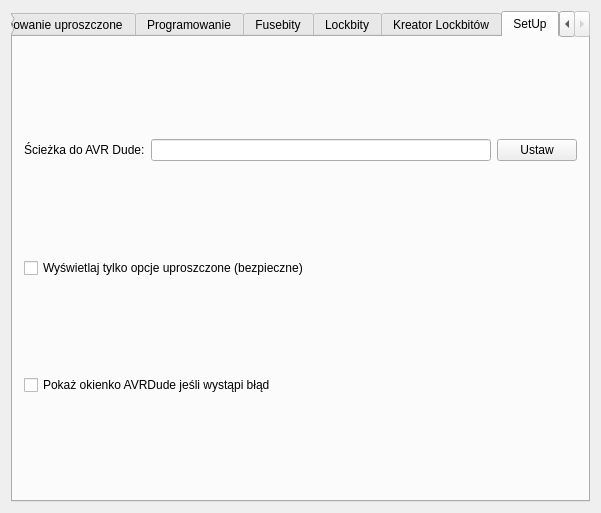
Qt form forms/maindialog.ui (ttomek32/tmfavrcalculator) before a commit.
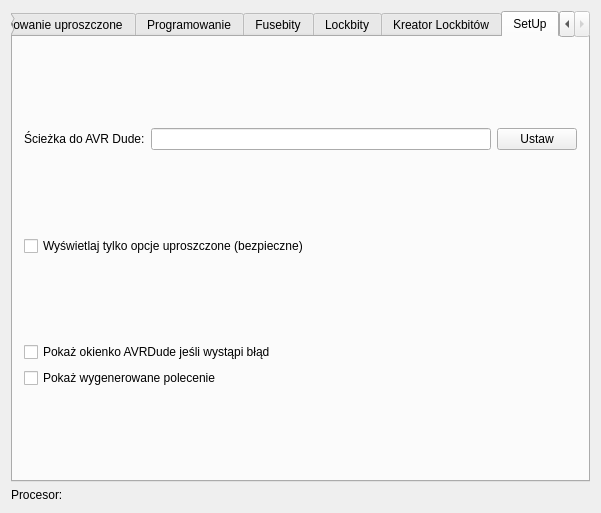
The same form after that commit. The open tabs and pages were chosen to show the change.

Commit message: Dodałem info o wybranym procesorze + zachowywanie ostatniej pozycji i rozmiarów okna. Program używa rejestru Windows lub pliku ini w systemie GNU/Linuks.

```diff
--- a/forms/maindialog.ui
+++ b/forms/maindialog.ui
@@ -17,7 +17,7 @@
    <item row="0" column="0">
     <widget class="QTabWidget" name="Tabs">
      <property name="currentIndex">
-      <number>4</number>
+      <number>5</number>
      </property>
      <widget class="QWidget" name="SimplifiedProgrammingTab">
       <attribute name="title">
@@ -586,18 +586,36 @@
        <item row="2" column="0">
         <layout class="QHBoxLayout" name="horizontalLayout_18">
          <item>
+          <layout class="QVBoxLayout" name="verticalLayout_3">
+           <item>
           <widget class="QCheckBox" name="AVRDudeShowResultsOnError">
            <property name="text">
             <string>Pokaż okienko AVRDude jeśli wystąpi błąd</string>
            </property>
           </widget>
          </item>
+           <item>
+            <widget class="QCheckBox" name="AVRDudeShowCMDLine">
+             <property name="text">
+              <string>Pokaż wygenerowane polecenie</string>
+             </property>
+            </widget>
+           </item>
         </layout>
        </item>
       </layout>
+       </item>
+      </layout>
      </widget>
     </widget>
    </item>
+   <item row="1" column="0">
+    <widget class="QLabel" name="UsedProcessorLBL">
+     <property name="text">
+      <string>Procesor:</string>
+     </property>
+    </widget>
+   </item>
   </layout>
  </widget>
  <layoutdefault spacing="6" margin="11"/>
```
Lines whose indentation alone changed are shown as unchanged. The commit also changes 3 other files.
